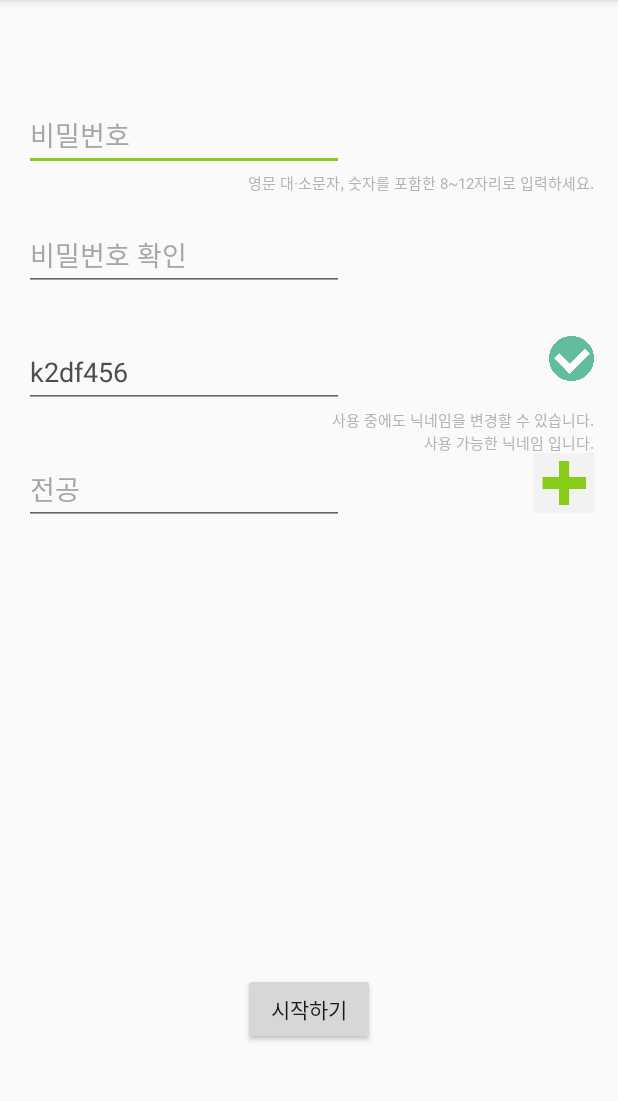
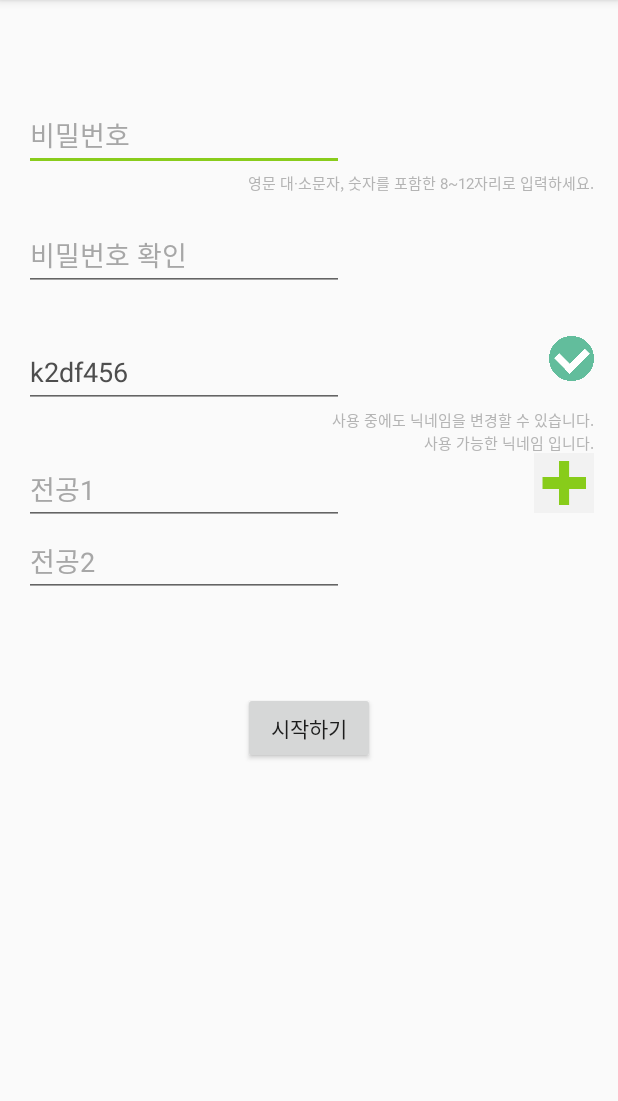
Before and after one commit to junhee303/HiddenCommunity, an Android app: the RegisterActivity screen opened directly, with no data from a screen before it, after a tap on an icon or button, on a phone screen of 412 x 824 dp, the part 84-1185 px from its top. Run offline under Robolectric (Android 15) with nearby library versions, the light colour scheme and no system bars.

Commit message:
1. 전공 선택 후 선택값 갖고 다시 회원가입 창으로 돌아가게 해야함 -> 완료 누르면 게시판 2. '게시글 작성 -> 게시글 확인 및 댓글 -> 게시글 목록 -> 클릭 시 게시글 확인' 순으로 게시판 만들어야 함
v 커서 색깔 바꾸기
v 비번 일치 검사, 닉넴 중복 검사 -> 체크or에러 아이콘
v 회원정보 입력 시 항목 아래 안내 추가
v 이메일 인증화면 구성 배치 다시
v 전공 선택 옆 + 버튼 누르면 전공 추가되게 하기

```diff
--- a/HiddenCommunity/app/src/main/java/com/example/junhe/hiddencommunity/MajorListActivity.java
+++ b/HiddenCommunity/app/src/main/java/com/example/junhe/hiddencommunity/MajorListActivity.java
@@ -81,6 +81,7 @@ public class MajorListActivity extends AppCompatActivity {
                 // 전공 선택시 RegisterActivity의 etMajor에 전달되어야 함☆☆☆☆☆
                 String major = (String) major_data.get(position).getMajor();
                 intent.putExtra("major",major);
+                System.out.print("major");
                 startActivityForResult(intent, 1000);
 
 
--- a/HiddenCommunity/app/src/main/java/com/example/junhe/hiddencommunity/RegisterActivity.java
+++ b/HiddenCommunity/app/src/main/java/com/example/junhe/hiddencommunity/RegisterActivity.java
@@ -19,7 +19,9 @@ public class RegisterActivity extends AppCompatActivity {
     private EditText etPassword;
     private EditText etPasswordConfirm;
     private EditText etNickname;
-    private EditText etMajor;
+    private EditText etMajor1;
+    private EditText etMajor2;
+    private EditText etMajor3;
     private Button bMajorAdd;
     private Button bStart;
     private TextView CheckPasswordNotice;
@@ -29,6 +31,7 @@ public class RegisterActivity extends AppCompatActivity {
     private ImageView nicknameCheck;
     private ImageView nicknameError;
     private String server_nickname;
+    private int count_major;
 
     @Override
     protected void onCreate(Bundle savedInstanceState) {
@@ -38,7 +41,9 @@ public class RegisterActivity extends AppCompatActivity {
         etPassword = (EditText) findViewById(R.id.etPassword);
         etPasswordConfirm = (EditText) findViewById(R.id.etPasswordConfirm);
         etNickname = (EditText) findViewById(R.id.etNickname);
-        etMajor = (EditText) findViewById(R.id.etMajor);
+        etMajor1 = (EditText) findViewById(R.id.etMajor1);
+        etMajor2 = (EditText) findViewById(R.id.etMajor2);
+        etMajor3 = (EditText) findViewById(R.id.etMajor3);
         bMajorAdd = (Button) findViewById(R.id.bMajorAdd);
         bStart = (Button) findViewById(R.id.bStart);
         CheckPasswordNotice = (TextView) findViewById(R.id.CheckPasswordNotice);
@@ -48,6 +53,7 @@ public class RegisterActivity extends AppCompatActivity {
         nicknameCheck = (ImageView) findViewById(R.id.nicknameCheck);
         nicknameError = (ImageView) findViewById(R.id.nicknameError);
         server_nickname = "server";
+        count_major = 1;
 
 
         // 비밀번호 일치 검사
@@ -91,7 +97,7 @@ public class RegisterActivity extends AppCompatActivity {
                 String nickname = etNickname.getText().toString();
                 String serverName = server_nickname;
 
-                if (nickname.equals(serverName)) {
+                if (nickname.equals(serverName) || nickname.length()==0) {
                     nicknameCheck.setVisibility(View.INVISIBLE);
                     nicknameError.setVisibility(View.VISIBLE);
                     CheckNicknameNotice.setVisibility(View.INVISIBLE);
@@ -118,13 +124,13 @@ public class RegisterActivity extends AppCompatActivity {
 //            }
 //        });
 
-        etMajor.setOnClickListener(new View.OnClickListener() {
+        etMajor1.setOnClickListener(new View.OnClickListener() {
             public void onClick(View v) {
                 Intent intent = new Intent(RegisterActivity.this, MajorListActivity.class);
 //                startActivityForResult(intent, 1000);
 //                Bundle extras = getIntent().getExtras();
 //                String major = extras.getString("major");
-//                etMajor.setText(major);
+//                etMajor1.setText(major);
                 startActivity(intent);
             }
 
@@ -132,11 +138,11 @@ public class RegisterActivity extends AppCompatActivity {
 //        @Override
 //        protected void onActivityResult (int requestCode, int resultCode, Intent data) {
 //            super.onActivityResult(requestCode, resultCode, data);
-//            etMajor = (EditText) findViewById(R.id.etMajor);
+//            etMajor1 = (EditText) findViewById(R.id.etMajor1);
 //            if(resultCode==RESULT_OK) {// 액티비티가 정상적으로 종료되었을 경우
 //                if(requestCode==1000){// MajorListActivity에서 호출한 경우에만 처리
 //                    // 받아온 전공명을 MajorListActivity에 표시
-//                    etMajor.setText(data.getStringExtra("major"));
+//                    etMajor1.setText(data.getStringExtra("major"));
 //                }
 //            }
 //        }
@@ -144,7 +150,14 @@ public class RegisterActivity extends AppCompatActivity {
 
         bMajorAdd.setOnClickListener(new View.OnClickListener() {
             public void onClick(View v) {
-                // 전공 입력 칸 생성☆☆☆☆☆☆☆☆
+                // 전공 입력 칸 추가 생성☆☆☆☆☆☆☆☆
+                count_major++;
+                if(count_major>=2) {
+                    etMajor2.setVisibility(View.VISIBLE);
+                }
+                if(count_major>=3){
+                    etMajor3.setVisibility(View.VISIBLE);
+                }
             }
         });
 
@@ -192,9 +205,9 @@ public class RegisterActivity extends AppCompatActivity {
                 }
 
                 // 전공 입력 확인
-                if (etMajor.getText().toString().length() == 0) {
+                if (etMajor1.getText().toString().length() == 0) {
                     Toast.makeText(RegisterActivity.this, "전공을 입력하세요", Toast.LENGTH_SHORT).show();
-                    etMajor.requestFocus();
+                    etMajor1.requestFocus();
                     return;
                 }
 
--- a/HiddenCommunity/app/src/main/res/layout/activity_register.xml
+++ b/HiddenCommunity/app/src/main/res/layout/activity_register.xml
@@ -110,31 +110,42 @@
         android:inputType="textPersonName"
         android:ems="10"
         android:layout_marginTop="30dp"
-        android:id="@+id/etMajor"
+        android:id="@+id/etMajor1"
         android:textSize="18sp"
-        android:hint="전공"
+        android:hint="전공1"
         android:textColorHint="#FFA7A7A7"
         android:textColor="#FF4E4E4E"
         android:layout_below="@+id/etNickname"
         android:layout_alignParentStart="true"
         android:textCursorDrawable="@null"/>
-
-    <Button
-        android:layout_width="40dp"
-        android:layout_height="40dp"
-        android:id="@+id/bMajorAdd"
-        android:background="@drawable/plus_selector"
-        android:layout_alignTop="@+id/etMajor"
-        android:layout_alignParentEnd="true" />
-
-    <Button
-        android:text="시작하기"
+    <EditText
         android:layout_width="wrap_content"
         android:layout_height="wrap_content"
-        android:layout_marginBottom="55dp"
-        android:id="@+id/bStart"
-        android:layout_alignParentBottom="true"
-        android:layout_centerHorizontal="true" />
+        android:inputType="textPersonName"
+        android:ems="10"
+        android:id="@+id/etMajor2"
+        android:textSize="18sp"
+        android:hint="전공2"
+        android:textColorHint="#FFA7A7A7"
+        android:textColor="#FF4E4E4E"
+        android:layout_below="@+id/etMajor1"
+        android:layout_alignParentStart="true"
+        android:textCursorDrawable="@null"
+        android:visibility="invisible"/>
+    <EditText
+        android:layout_width="wrap_content"
+        android:layout_height="wrap_content"
+        android:inputType="textPersonName"
+        android:ems="10"
+        android:id="@+id/etMajor3"
+        android:textSize="18sp"
+        android:hint="전공3"
+        android:textColorHint="#FFA7A7A7"
+        android:textColor="#FF4E4E4E"
+        android:layout_below="@+id/etMajor2"
+        android:layout_alignParentStart="true"
+        android:textCursorDrawable="@null"
+        android:visibility="invisible"/>
 
     <FrameLayout
         android:layout_width="wrap_content"
@@ -186,5 +197,22 @@
 
     </FrameLayout>
 
+    <Button
+        android:layout_width="40dp"
+        android:layout_height="40dp"
+        android:id="@+id/bMajorAdd"
+        android:background="@drawable/plus_selector"
+        android:layout_alignTop="@+id/etMajor1"
+        android:layout_alignParentEnd="true" />
+
+    <Button
+        android:text="시작하기"
+        android:layout_width="wrap_content"
+        android:layout_height="wrap_content"
+        android:id="@+id/bStart"
+        android:layout_below="@+id/etMajor3"
+        android:layout_centerHorizontal="true"
+        android:layout_marginTop="15dp" />
+
 
 </RelativeLayout>
```
